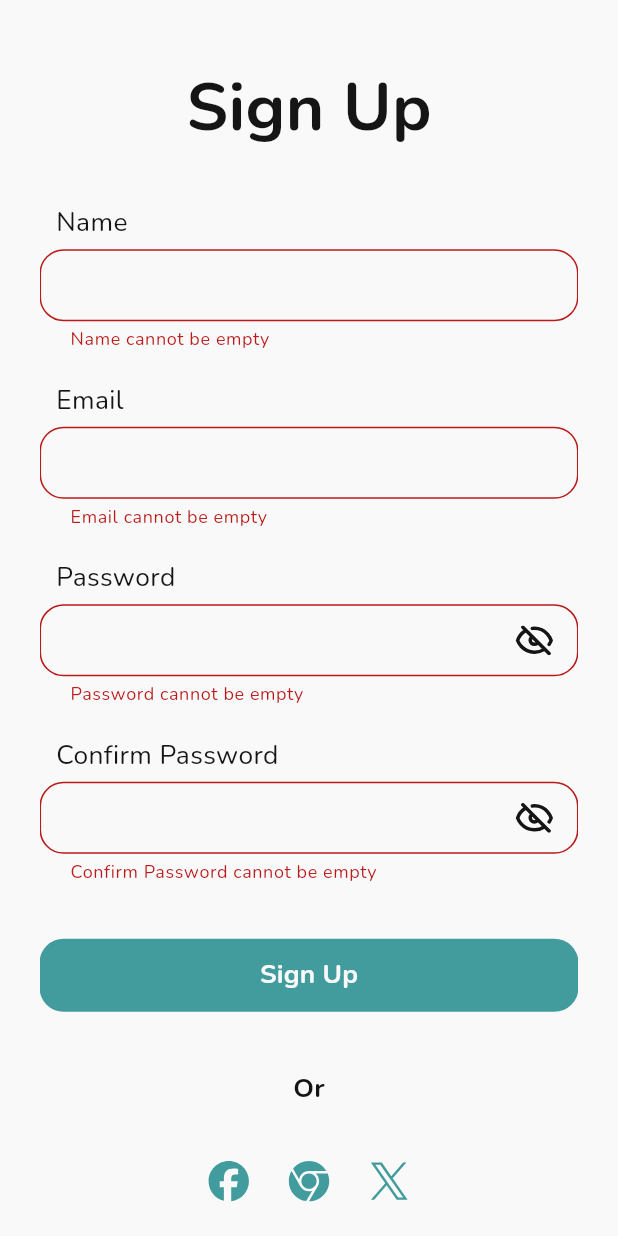
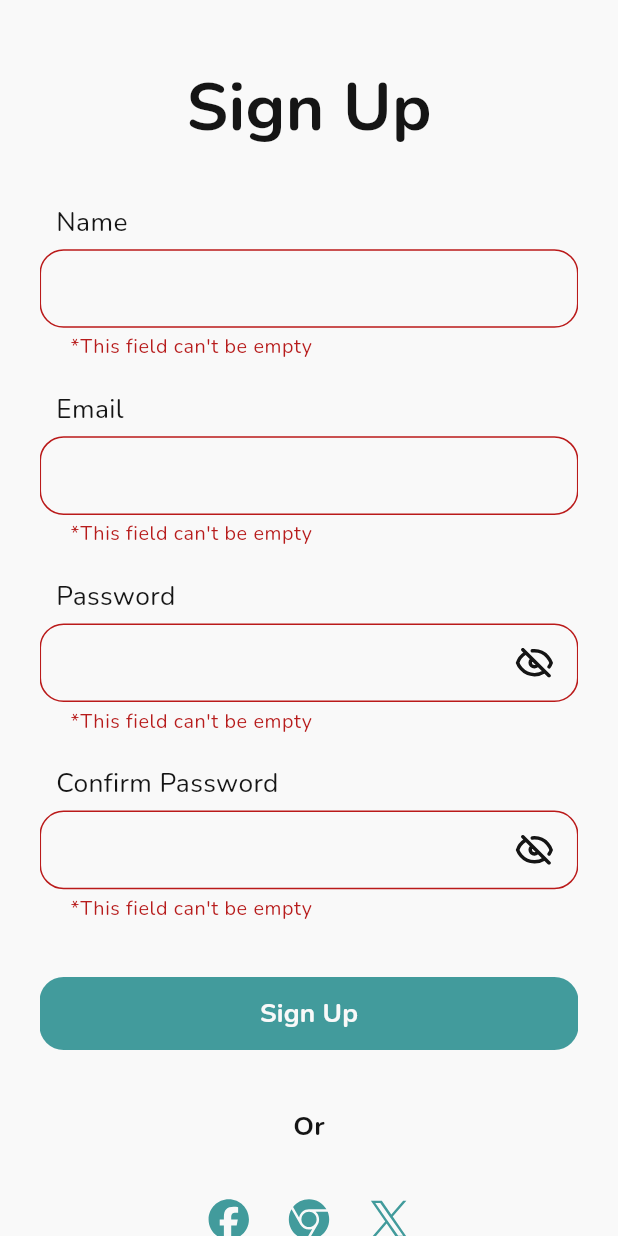
Before and after one commit to MHD912/medi_slot, a Flutter app: the SignupPage screen opened by its route, after a tap on "Sign Up", on a phone screen of 412 x 824 dp. Run offline on Flutter 3.47's test engine with Material 3 defaults, Android fonts, the phone set to English and light mode, and no system bars; our stand-ins replace dio, easy_localization, flutter_bloc, flutter_screenutil, flutter_svg, get_it and 3 more; accounts and stored records are empty.

Commit message:
Improved validation and switching between the two locales. Fixed `AnimatedSwitcher` issue at onboarding.

```diff
--- a/assets/translations/ar.json
+++ b/assets/translations/ar.json
@@ -59,5 +59,9 @@
     "favorites": "مفضلة",
     "notifications": "إشعارات",
     "coming_soon": "قريبا!",
-    "error_occurred": "حدث خطأ"
+    "error_occurred": "خطأ",
+    "something_wrong": "حدثت مشكلة ما أثناء إجراء هذه العملية!",
+    "error_empty": "*لا يمكن ترك هذا الحقل فارغاً",
+    "email_invalid": "*قم بإدخال بريد إلكتروني صحيح",
+    "error_password_not_match": "*كلمة السر غير مطابقة"
 }
--- a/assets/translations/en.json
+++ b/assets/translations/en.json
@@ -59,5 +59,9 @@
     "favorites": "Favorites",
     "notifications": "Notifications",
     "coming_soon": "Coming Soon!",
-    "error_occurred": "Error Occurred"
+    "error_occurred": "Error",
+    "something_wrong": "Something wrong happened during this operation!",
+    "error_empty": "*This field can't be empty",
+    "email_invalid": "*Enter a valid email address",
+    "error_password_not_match": "*Passwords do not match"
 }
--- a/lib/core/constants/app_strings.dart
+++ b/lib/core/constants/app_strings.dart
@@ -60,4 +60,8 @@ class AppStrings {
   static const notifications = "notifications";
   static const comingSoon = "coming_soon";
   static const errorOccurred = "error_occurred";
+  static const somethingWrong = "something_wrong";
+  static const errorEmpty = "error_empty";
+  static const emailInvalid = "email_invalid";
+  static const errorPasswordNotMatch = "error_password_not_match";
 }
--- a/lib/core/theme/app_styles.dart
+++ b/lib/core/theme/app_styles.dart
@@ -48,4 +48,11 @@ class AppStyles {
     fontWeight: FontWeight.w700,
     fontVariations: [FontVariation.weight(700)],
   );
+
+  static TextStyle errorStyle = TextStyle(
+    fontSize: 12.sp,
+    color: Colors.red.shade900,
+    fontWeight: FontWeight.w400,
+    fontVariations: [FontVariation.weight(400)],
+  );
 }
--- a/lib/features/authentication/login/cubit/login_cubit.dart
+++ b/lib/features/authentication/login/cubit/login_cubit.dart
@@ -1,18 +1,22 @@
 import 'dart:convert';
 
 import 'package:dio/dio.dart';
+import 'package:easy_localization/easy_localization.dart';
 import 'package:flutter/material.dart';
 import 'package:flutter_bloc/flutter_bloc.dart';
-
 import 'package:shared_preferences/shared_preferences.dart';
 
 import '../../../../core/constants/app_preferences.dart';
+import '../../../../core/constants/app_strings.dart';
 import '../../../../core/utilities/global_variables.dart';
 
 part 'login_state.dart';
 
 class LoginCubit extends Cubit<LoginState> {
   LoginCubit() : super(LoginInitial());
+
+  final emailFormKey = GlobalKey<FormState>();
+  final passwordFormKey = GlobalKey<FormState>();
 
   final emailController = TextEditingController();
   final passwordController = TextEditingController();
@@ -25,20 +29,34 @@ class LoginCubit extends Cubit<LoginState> {
 
   String? emailValidator(String? value) {
     if (value == null || value.isEmpty) {
-      return 'Email cannot be empty';
+      return tr(AppStrings.errorEmpty);
     }
     final emailRegex = RegExp(r'^[^@]+@[^@]+\.[^@]+');
     if (!emailRegex.hasMatch(value)) {
-      return 'Enter a valid email address';
+      return tr(AppStrings.emailInvalid);
     }
     return null;
   }
 
   String? passwordValidator(String? value) {
     if (value == null || value.isEmpty) {
-      return 'Password cannot be empty';
+      return tr(AppStrings.errorEmpty);
     }
     return null;
+  }
+
+  bool validateInput() {
+    var emailResult = emailFormKey.currentState?.validate() ?? false;
+    var passwordResult = passwordFormKey.currentState?.validate() ?? false;
+    return (emailResult && passwordResult);
+  }
+
+  void clearEmailValidation() {
+    emailFormKey.currentState?.reset();
+  }
+
+  void clearPasswordValidation() {
+    passwordFormKey.currentState?.reset();
   }
 
   Future<bool> loginApiCall() async {
--- a/lib/features/authentication/signup/cubit/signup_cubit.dart
+++ b/lib/features/authentication/signup/cubit/signup_cubit.dart
@@ -1,9 +1,11 @@
 import 'dart:convert';
 
 import 'package:dio/dio.dart';
+import 'package:easy_localization/easy_localization.dart';
 import 'package:flutter/material.dart';
 import 'package:flutter_bloc/flutter_bloc.dart';
 
+import '../../../../core/constants/app_strings.dart';
 import '../../../../core/utilities/global_variables.dart';
 
 part 'signup_state.dart';
@@ -15,6 +17,12 @@ class SignupCubit extends Cubit<SignupState> {
   final emailController = TextEditingController();
   final passwordController = TextEditingController();
   final confirmPasswordController = TextEditingController();
+
+  final nameFormKey = GlobalKey<FormState>();
+  final emailFormKey = GlobalKey<FormState>();
+  final passwordFormKey = GlobalKey<FormState>();
+  final confirmPasswordFormKey = GlobalKey<FormState>();
+
   bool isPasswordVisible = false;
   bool isConfirmPasswordVisible = false;
 
@@ -28,37 +36,65 @@ class SignupCubit extends Cubit<SignupState> {
     emit(SignupToggleConfirmPassword());
   }
 
+  void clearNameValidation() {
+    nameFormKey.currentState?.reset();
+  }
+
+  void clearEmailValidation() {
+    emailFormKey.currentState?.reset();
+  }
+
+  void clearPasswordValidation() {
+    passwordFormKey.currentState?.reset();
+  }
+
+  void clearConfirmPasswordValidation() {
+    confirmPasswordFormKey.currentState?.reset();
+  }
+
+  bool validateInput() {
+    var nameResult = nameFormKey.currentState?.validate() ?? false;
+    var emailResult = emailFormKey.currentState?.validate() ?? false;
+    var passwordResult = passwordFormKey.currentState?.validate() ?? false;
+    var confirmPasswordResult =
+        confirmPasswordFormKey.currentState?.validate() ?? false;
+    return (nameResult &&
+        emailResult &&
+        passwordResult &&
+        confirmPasswordResult);
+  }
+
   String? validateName(String? value) {
     if (value == null || value.trim().isEmpty) {
-      return 'Name cannot be empty';
+      return tr(AppStrings.errorEmpty);
     }
     return null;
   }
 
   String? validateEmail(String? value) {
     if (value == null || value.trim().isEmpty) {
-      return 'Email cannot be empty';
+      return tr(AppStrings.errorEmpty);
     }
     final emailRegex = RegExp(r'^[^@]+@[^@]+\.[^@]+');
     if (!emailRegex.hasMatch(value)) {
-      return 'Enter a valid email address';
+      return tr(AppStrings.emailInvalid);
     }
     return null;
   }
 
   String? validatePassword(String? value) {
     if (value == null || value.trim().isEmpty) {
-      return 'Password cannot be empty';
+      return tr(AppStrings.errorEmpty);
     }
     return null;
   }
 
   String? validateConfirmPassword(String? value) {
     if (value == null || value.trim().isEmpty) {
-      return 'Confirm Password cannot be empty';
+      return tr(AppStrings.errorEmpty);
     }
     if (value != passwordController.text.trim()) {
-      return 'Passwords do not match';
+      return tr(AppStrings.errorPasswordNotMatch);
     }
     return null;
   }
--- a/lib/features/authentication/signup/page/signup_page.dart
+++ b/lib/features/authentication/signup/page/signup_page.dart
@@ -16,8 +16,7 @@ import '../../../../shared/widgets/loading_dialog.dart';
 import '../cubit/signup_cubit.dart';
 
 class SignupPage extends StatelessWidget {
-  SignupPage({super.key});
-  final _formKey = GlobalKey<FormState>();
+  const SignupPage({super.key});
 
   @override
   Widget build(BuildContext context) {
@@ -27,8 +26,6 @@ class SignupPage extends StatelessWidget {
         child: Padding(
           padding: EdgeInsets.symmetric(horizontal: 24.w),
           child: SingleChildScrollView(
-            child: Form(
-              key: _formKey,
             child: Column(
               children: [
                 SizedBox(
@@ -45,60 +42,111 @@ class SignupPage extends StatelessWidget {
                 SizedBox(
                   height: 32.h,
                 ),
-                  Column(
+                _inputForm(cubit),
+                SizedBox(
+                  height: 36.h,
+                ),
+                _signupButton(cubit),
+                SizedBox(
+                  height: 38.h,
+                ),
+                Text(
+                  AppStrings.or,
+                  style: AppStyles.f16w700.copyWith(
+                    color: Theme.of(context).colorScheme.onSurface,
+                  ),
+                ).tr(),
+                SizedBox(
+                  height: 25.h,
+                ),
+                _signupOptionsRow(),
+                _goToLoginWidget(context),
+              ],
+            ),
+          ),
+        ),
+      ),
+    );
+  }
+
+  Widget _inputForm(SignupCubit cubit) {
+    return Column(
       spacing: 20.h,
       children: [
-                      LabeledTextFormField(
+        _nameField(cubit),
+        _emailField(cubit),
+        _passwordField(cubit),
+        _confirmPasswordField(cubit),
+      ],
+    );
+  }
+
+  Widget _nameField(SignupCubit cubit) {
+    return Form(
+      key: cubit.nameFormKey,
+      child: LabeledTextFormField(
         label: AppStrings.name,
         controller: cubit.nameController,
         validator: cubit.validateName,
-                        onChanged: (value) => _formKey.currentState?.validate(),
+        onTap: () => cubit.clearNameValidation(),
       ),
-                      LabeledTextFormField(
+    );
+  }
+
+  Widget _emailField(SignupCubit cubit) {
+    return Form(
+      key: cubit.emailFormKey,
+      child: LabeledTextFormField(
         label: AppStrings.email,
         controller: cubit.emailController,
         keyboardType: TextInputType.emailAddress,
         validator: cubit.validateEmail,
-                        onChanged: (value) => _formKey.currentState?.validate(),
+        onTap: () => cubit.clearEmailValidation(),
       ),
-                      BlocBuilder<SignupCubit, SignupState>(
-                        buildWhen: (_, currentState) =>
-                            currentState is SignupTogglePassword,
+    );
+  }
+
+  Widget _passwordField(SignupCubit cubit) {
+    return BlocBuilder<SignupCubit, SignupState>(
+      buildWhen: (_, currentState) => currentState is SignupTogglePassword,
       builder: (context, state) {
-                          return LabeledTextFormField(
+        return Form(
+          key: cubit.passwordFormKey,
+          child: LabeledTextFormField(
             label: AppStrings.password,
             controller: cubit.passwordController,
             obscureText: !cubit.isPasswordVisible,
-                            suffixOnPressed: () =>
-                                cubit.togglePasswordVisibility(),
+            suffixOnPressed: () => cubit.togglePasswordVisibility(),
             validator: cubit.validatePassword,
-                            onChanged: (value) =>
-                                _formKey.currentState?.validate(),
+            onTap: () => cubit.clearPasswordValidation(),
+          ),
         );
       },
-                      ),
-                      BlocBuilder<SignupCubit, SignupState>(
+    );
+  }
+
+  Widget _confirmPasswordField(SignupCubit cubit) {
+    return BlocBuilder<SignupCubit, SignupState>(
       buildWhen: (_, currentState) =>
           currentState is SignupToggleConfirmPassword,
       builder: (context, state) {
-                          return LabeledTextFormField(
+        return Form(
+          key: cubit.confirmPasswordFormKey,
+          child: LabeledTextFormField(
             label: AppStrings.confirmPassword,
             controller: cubit.confirmPasswordController,
             obscureText: !cubit.isConfirmPasswordVisible,
-                            suffixOnPressed: () =>
-                                cubit.toggleConfirmPasswordVisibility(),
+            suffixOnPressed: () => cubit.toggleConfirmPasswordVisibility(),
             validator: cubit.validateConfirmPassword,
-                            onChanged: (value) =>
-                                _formKey.currentState?.validate(),
+            onTap: () => cubit.clearConfirmPasswordValidation(),
+          ),
         );
       },
-                      ),
-                    ],
-                  ),
-                  SizedBox(
-                    height: 36.h,
-                  ),
-                  BlocListener<SignupCubit, SignupState>(
+    );
+  }
+
+  Widget _signupButton(SignupCubit cubit) {
+    return BlocListener<SignupCubit, SignupState>(
       listenWhen: (_, currentState) =>
           currentState is SignupLoading ||
           currentState is SignupSuccess ||
@@ -118,25 +166,16 @@ class SignupPage extends StatelessWidget {
       child: CustomMaterialButton(
         label: AppStrings.signup,
         onPressed: () async {
-                        if (_formKey.currentState!.validate()) {
+          if (cubit.validateInput()) {
             await cubit.signupApiCall();
           }
         },
       ),
-                  ),
-                  SizedBox(
-                    height: 38.h,
-                  ),
-                  Text(
-                    AppStrings.or,
-                    style: AppStyles.f16w700.copyWith(
-                      color: Theme.of(context).colorScheme.onSurface,
-                    ),
-                  ).tr(),
-                  SizedBox(
-                    height: 25.h,
-                  ),
-                  Row(
+    );
+  }
+
+  Widget _signupOptionsRow() {
+    return Row(
       spacing: 5.w,
       mainAxisAlignment: MainAxisAlignment.center,
       children: [
@@ -165,8 +204,11 @@ class SignupPage extends StatelessWidget {
           ),
         ),
       ],
-                  ),
-                  Row(
+    );
+  }
+
+  Widget _goToLoginWidget(BuildContext context) {
+    return Row(
       spacing: 2.w,
       mainAxisAlignment: MainAxisAlignment.center,
       children: [
@@ -194,13 +236,6 @@ class SignupPage extends StatelessWidget {
           ).tr(),
         ),
       ],
-                  ),
-                ],
-              ),
-            ),
-          ),
-        ),
-      ),
     );
   }
 }
--- a/lib/features/hub/page/home.dart
+++ b/lib/features/hub/page/home.dart
@@ -107,7 +107,9 @@ class Home extends StatelessWidget {
                 ).tr(),
               ],
             ),
-            Container(
+            GestureDetector(
+              onTap: () => Scaffold.of(context).openEndDrawer(),
+              child: Container(
                 decoration: BoxDecoration(
                   shape: BoxShape.circle,
                   border: Border.all(
@@ -118,6 +120,7 @@ class Home extends StatelessWidget {
                   radius: 28.sp,
                   foregroundImage: AssetImage(
                     AppAssets.raster.profilePicture,
+                  ),
                 ),
               ),
             )
--- a/lib/features/onboarding/onboarding_page/cubit/onboarding_cubit.dart
+++ b/lib/features/onboarding/onboarding_page/cubit/onboarding_cubit.dart
@@ -4,6 +4,7 @@ import 'package:shared_preferences/shared_preferences.dart';
 
 import '../../../../core/constants/app_preferences.dart';
 import '../../../../core/utilities/global_variables.dart';
+import '../models/onboarding_item.dart';
 
 part 'onboarding_state.dart';
 
@@ -13,7 +14,7 @@ class OnboardingCubit extends Cubit<OnboardingState> {
   final _preferences = getIt.get<SharedPreferences>();
 
   int index = 0;
-  int lastSlideIndex = 1;
+  int lastSlideIndex = onboardingSlides.length - 1;
 
   bool isLastSlide() => index == lastSlideIndex;
 
--- a/lib/features/onboarding/onboarding_page/models/onboarding_item.dart
+++ b/lib/features/onboarding/onboarding_page/models/onboarding_item.dart
@@ -1,14 +1,18 @@
+import 'package:flutter/material.dart';
+
 import '../../../../core/constants/app_assets.dart';
 import '../../../../core/constants/app_strings.dart';
 import '../widgets/onboarding_carousel_item.dart';
 
 final onboardingSlides = <OnBoardingCarouselItem>[
   OnBoardingCarouselItem(
+    key: ValueKey(0),
     svgImage: AppAssets.scalable.onboarding1,
     title: AppStrings.onlineHealthCheck,
     description: AppStrings.bookTheBestDoctor,
   ),
   OnBoardingCarouselItem(
+    key: ValueKey(1),
     svgImage: AppAssets.scalable.onboarding2,
     title: AppStrings.nearToYou,
     description: AppStrings.scheduleYourVisit,
--- a/lib/features/onboarding/onboarding_page/widgets/onboarding_carousel.dart
+++ b/lib/features/onboarding/onboarding_page/widgets/onboarding_carousel.dart
@@ -39,7 +39,7 @@ class OnboardingCarousel extends StatelessWidget {
           child: BlocBuilder<OnboardingCubit, OnboardingState>(
             buildWhen: (_, currentState) => currentState is OnboardingNext,
             builder: (context, state) => AnimatedSwitcher(
-              duration: const Duration(milliseconds: 500),
+              duration: const Duration(milliseconds: 400),
               child: onboardingSlides[cubit.index],
             ),
           ),
--- a/lib/shared/localization/cubit/localization_cubit.dart
+++ b/lib/shared/localization/cubit/localization_cubit.dart
@@ -13,16 +13,12 @@ part 'localization_state.dart';
 
 class LocalizationCubit extends Cubit<LocalizationState> {
   final SharedPreferences _preferences;
-  late Locale _activeLocale;
+  Locale _activeLocale;
 
   LocalizationCubit(
     this._preferences,
     this._activeLocale,
-  ) : super(
-          LocalizationInitial(
-            locale: _activeLocale,
-          ),
-        );
+  ) : super(LocalizationInitial(locale: _activeLocale));
 
   Locale get activeLocale => _activeLocale;
 
--- a/lib/shared/widgets/labeled_text_form_field.dart
+++ b/lib/shared/widgets/labeled_text_form_field.dart
@@ -14,7 +14,7 @@ class LabeledTextFormField extends StatelessWidget {
   final TextInputType? keyboardType;
   final bool isProfilePage;
   final String? Function(String?)? validator;
-  final void Function(String)? onChanged;
+  final void Function()? onTap;
   const LabeledTextFormField({
     super.key,
     required this.label,
@@ -24,7 +24,7 @@ class LabeledTextFormField extends StatelessWidget {
     this.keyboardType,
     this.isProfilePage = false,
     this.validator,
-    this.onChanged,
+    this.onTap,
   });
 
   @override
@@ -51,9 +51,13 @@ class LabeledTextFormField extends StatelessWidget {
               color: Theme.of(context).colorScheme.onSurface,
             ),
             validator: validator,
-            onChanged: onChanged,
+            onTap: onTap,
             decoration: InputDecoration(
-              contentPadding: EdgeInsetsDirectional.only(start: 15.sp),
+              contentPadding: EdgeInsets.symmetric(
+                horizontal: 15.w,
+                vertical: 13.h,
+              ),
+              errorStyle: AppStyles.errorStyle,
               suffixIcon: (obscureText == null)
                   ? null
                   : Padding(
--- a/pubspec.yaml
+++ b/pubspec.yaml
@@ -19,7 +19,6 @@ dependencies:
   go_router: ^14.6.2
   intl: ^0.19.0
   pin_code_fields: ^8.0.1
-  restart_app: ^1.3.2
   shared_preferences: ^2.3.4
 
 dev_dependencies:
```
Also changed, not shown: lib/core/utilities/global_variables.dart (+7 -0 lines), lib/features/authentication/login/page/login_page.dart (+18 -17 lines), lib/features/hub/widgets/app_drawer.dart (+11 -4 lines), lib/main_app.dart (+7 -4 lines), pubspec.lock. Lines whose indentation alone changed are shown as unchanged.
